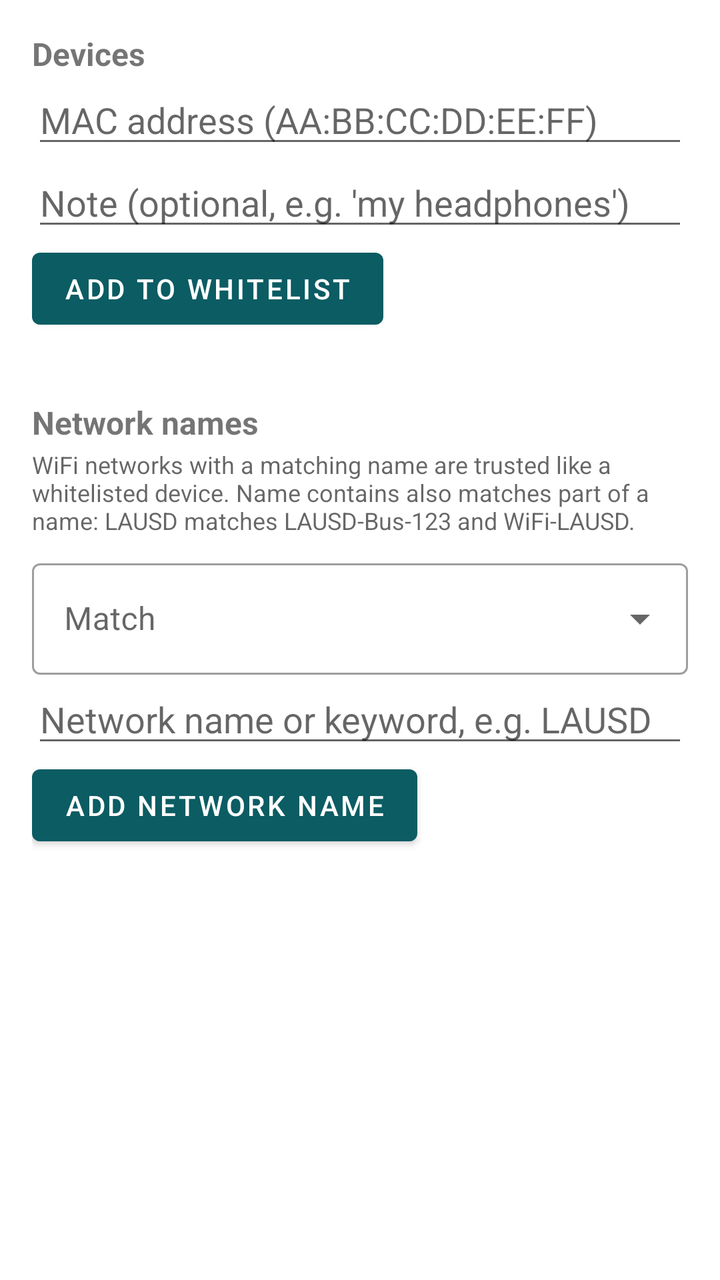
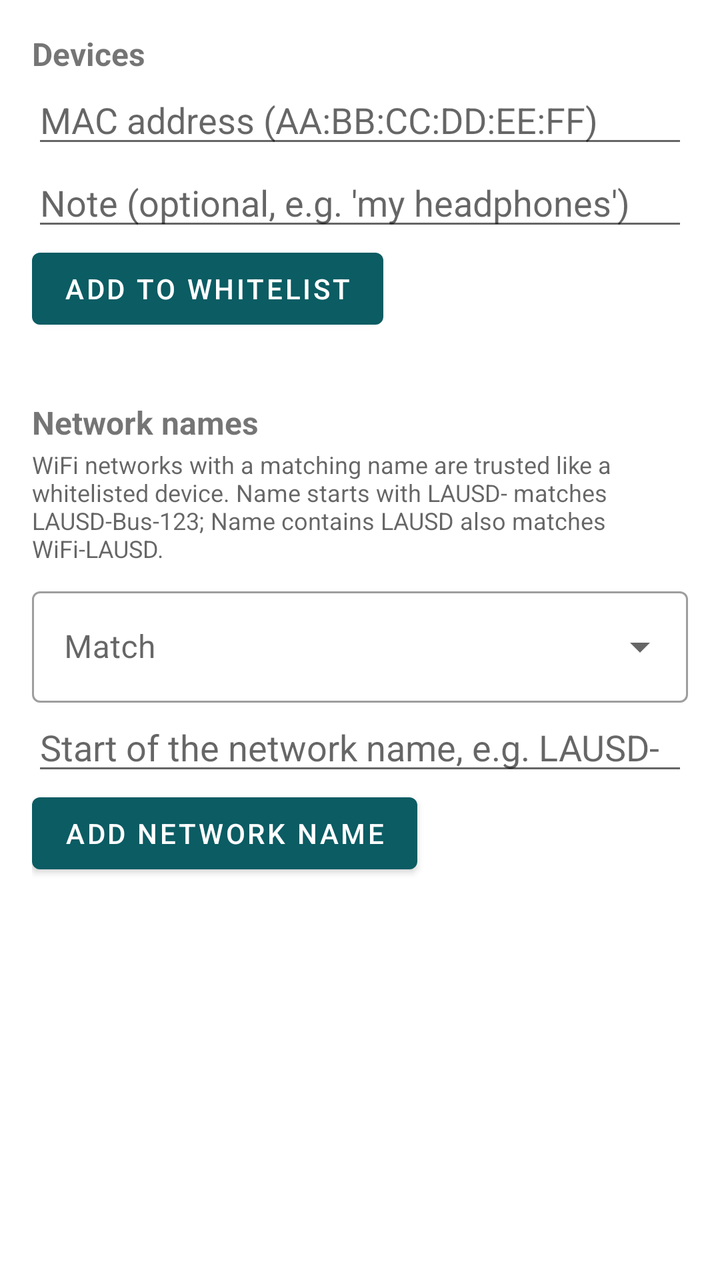

Two renders of the same Android screen: before a commit and after it. Below are the layout's source before the change and the commit's diff.
<!-- AndroidManifest.xml: application theme Theme.RFSentinel -->
<!-- res/layout/activity_whitelist.xml -->
<?xml version="1.0" encoding="utf-8"?>
<androidx.core.widget.NestedScrollView xmlns:android="http://schemas.android.com/apk/res/android"
    xmlns:app="http://schemas.android.com/apk/res-auto"
    android:layout_width="match_parent"
    android:layout_height="match_parent">

    <LinearLayout
        android:layout_width="match_parent"
        android:layout_height="wrap_content"
        android:orientation="vertical"
        android:padding="16dp">

        <TextView
            android:layout_width="match_parent"
            android:layout_height="wrap_content"
            android:text="Devices"
            android:textSize="@dimen/text_subtitle"
            android:textStyle="bold" />

        <EditText
            android:id="@+id/macInput"
            android:layout_width="match_parent"
            android:layout_height="wrap_content"
            android:inputType="textCapCharacters|textNoSuggestions"
            android:importantForAutofill="no"
            android:hint="MAC address (AA:BB:CC:DD:EE:FF)" />

        <EditText
            android:id="@+id/noteInput"
            android:layout_width="match_parent"
            android:layout_height="wrap_content"
            android:inputType="text"
            android:importantForAutofill="no"
            android:hint="Note (optional, e.g. 'my headphones')" />

        <Button
            android:id="@+id/addButton"
            android:layout_width="wrap_content"
            android:layout_height="wrap_content"
            android:text="Add to whitelist" />

        <androidx.recyclerview.widget.RecyclerView
            android:id="@+id/recyclerView"
            android:layout_width="match_parent"
            android:layout_height="wrap_content"
            android:layout_marginTop="8dp"
            android:nestedScrollingEnabled="false" />

        <TextView
            android:layout_width="match_parent"
            android:layout_height="wrap_content"
            android:layout_marginTop="24dp"
            android:text="Network names"
            android:textSize="@dimen/text_subtitle"
            android:textStyle="bold" />

        <TextView
            android:layout_width="match_parent"
            android:layout_height="wrap_content"
            android:paddingTop="2dp"
            android:paddingBottom="8dp"
            android:text="WiFi networks with a matching name are trusted like a whitelisted device. Name contains also matches part of a name: LAUSD matches LAUSD-Bus-123 and WiFi-LAUSD."
            android:textColor="?android:attr/textColorSecondary"
            android:textSize="@dimen/text_caption" />

        <com.google.android.material.textfield.TextInputLayout
            style="@style/Widget.MaterialComponents.TextInputLayout.OutlinedBox.ExposedDropdownMenu"
            android:layout_width="match_parent"
            android:layout_height="wrap_content"
            android:hint="Match"
            app:endIconMode="dropdown_menu">

            <AutoCompleteTextView
                android:id="@+id/networkMatch"
                android:layout_width="match_parent"
                android:layout_height="wrap_content"
                android:inputType="none"
                android:saveEnabled="false" />
        </com.google.android.material.textfield.TextInputLayout>

        <EditText
            android:id="@+id/networkInput"
            android:layout_width="match_parent"
            android:layout_height="wrap_content"
            android:inputType="text|textNoSuggestions"
            android:importantForAutofill="no"
            android:hint="Network name or keyword, e.g. LAUSD" />

        <Button
            android:id="@+id/addNetworkButton"
            android:layout_width="wrap_content"
            android:layout_height="wrap_content"
            android:text="Add network name" />

        <androidx.recyclerview.widget.RecyclerView
            android:id="@+id/networkList"
            android:layout_width="match_parent"
            android:layout_height="wrap_content"
            android:layout_marginTop="8dp"
            android:nestedScrollingEnabled="false" />

    </LinearLayout>
</androidx.core.widget.NestedScrollView>
<!-- resources referenced by this layout -->
<resources>
  <dimen name="text_caption">12sp</dimen>
  <dimen name="text_subtitle">16sp</dimen>
  <style name="Theme.RFSentinel" parent="Theme.MaterialComponents.DayNight.DarkActionBar">
          <item name="colorPrimary">@color/brand_primary</item>
          <item name="colorPrimaryVariant">@color/brand_primary_dark</item>
          <item name="colorOnPrimary">@android:color/white</item>
          <item name="colorSecondary">@color/brand_accent</item>
          <item name="colorOnSecondary">@android:color/white</item>
          <item name="rfScopeColor">@color/scope</item>
          <item name="rfScopeTextColor">@color/scope_text</item>
          <item name="rfTraceColor">@color/trace</item>
          <item name="rfAccent">@color/brand_highlight</item>
          <item name="rfOnAccent">@color/brand_on_highlight</item>
      </style>
  <color name="brand_primary">#0B5C63</color>
  <color name="brand_primary_dark">#073F44</color>
  <color name="brand_accent">#E0622D</color>
  <color name="scope">#0B5C63</color>
  <color name="scope_text">#AA0B5C63</color>
  <color name="trace">#E0622D</color>
  <color name="brand_highlight">#0B5C63</color>
  <color name="brand_on_highlight">#FFFFFF</color>
</resources>

<!-- the commit's change to res/layout/activity_whitelist.xml (unified diff, before → after) -->
@@ -59,7 +59,7 @@
             android:layout_height="wrap_content"
             android:paddingTop="2dp"
             android:paddingBottom="8dp"
-            android:text="WiFi networks with a matching name are trusted like a whitelisted device. Name contains also matches part of a name: LAUSD matches LAUSD-Bus-123 and WiFi-LAUSD."
+            android:text="WiFi networks with a matching name are trusted like a whitelisted device. Name starts with LAUSD- matches LAUSD-Bus-123; Name contains LAUSD also matches WiFi-LAUSD."
             android:textColor="?android:attr/textColorSecondary"
             android:textSize="@dimen/text_caption" />
 
@@ -84,7 +84,7 @@
             android:layout_height="wrap_content"
             android:inputType="text|textNoSuggestions"
             android:importantForAutofill="no"
-            android:hint="Network name or keyword, e.g. LAUSD" />
+            android:hint="Start of the network name, e.g. LAUSD-" />
 
         <Button
             android:id="@+id/addNetworkButton"
